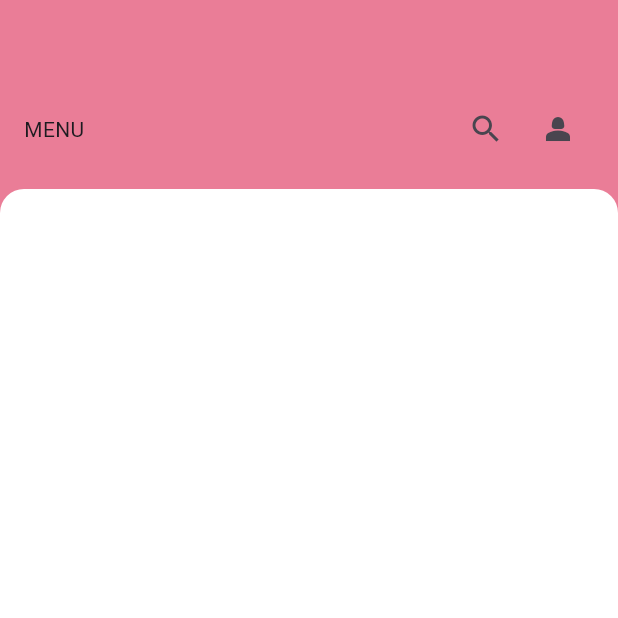
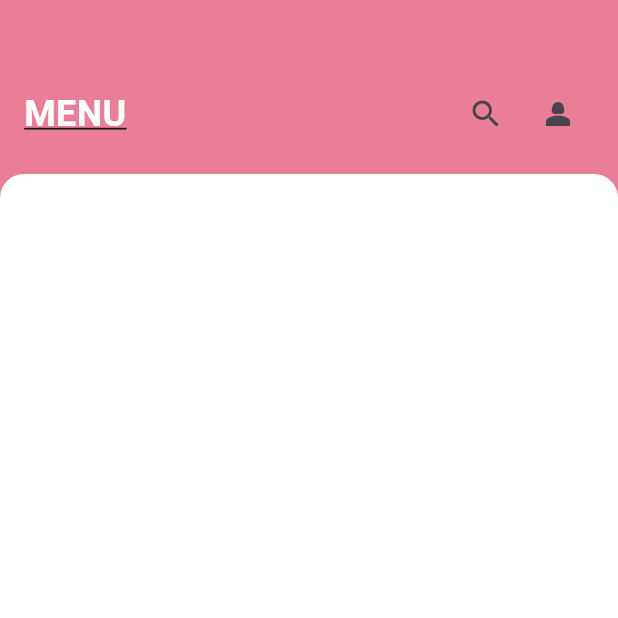
Before and after one commit to JAICHANGPARK/flutter_notebook_chapter_45, a Flutter app: the FmMainPage screen opened directly, on a phone screen of 412 x 824 dp, the top half of it. Run offline on Flutter 3.47's test engine with Material 3 defaults, Android fonts, the phone set to English and light mode, and no system bars; our stand-ins replace gap, hugeicons, smooth_page_indicator.

Commit message:
Update fm_main_page.dart

```diff
--- a/lib/ep2281_flowers_marketplace_app/ui/fm_main_page.dart
+++ b/lib/ep2281_flowers_marketplace_app/ui/fm_main_page.dart
@@ -15,10 +15,18 @@ class _FmMainPageState extends State<FmMainPage> {
       body: Column(
         children: [
           Padding(
-            padding: const EdgeInsets.fromLTRB(16, 62, 16, 16),
+            padding: const EdgeInsets.fromLTRB(16, 52, 16, 16),
             child: Row(
               children: [
-                Text("MENU"),
+                Text(
+                  "MENU",
+                  style: TextStyle(
+                    color: Colors.white,
+                    fontWeight: FontWeight.bold,
+                    decoration: TextDecoration.underline,
+                    fontSize: 24
+                  ),
+                ),
                 Spacer(),
                 IconButton(onPressed: () {}, icon: Icon(Icons.search)),
                 IconButton(onPressed: () {}, icon: Icon(Icons.person_2)),
```
